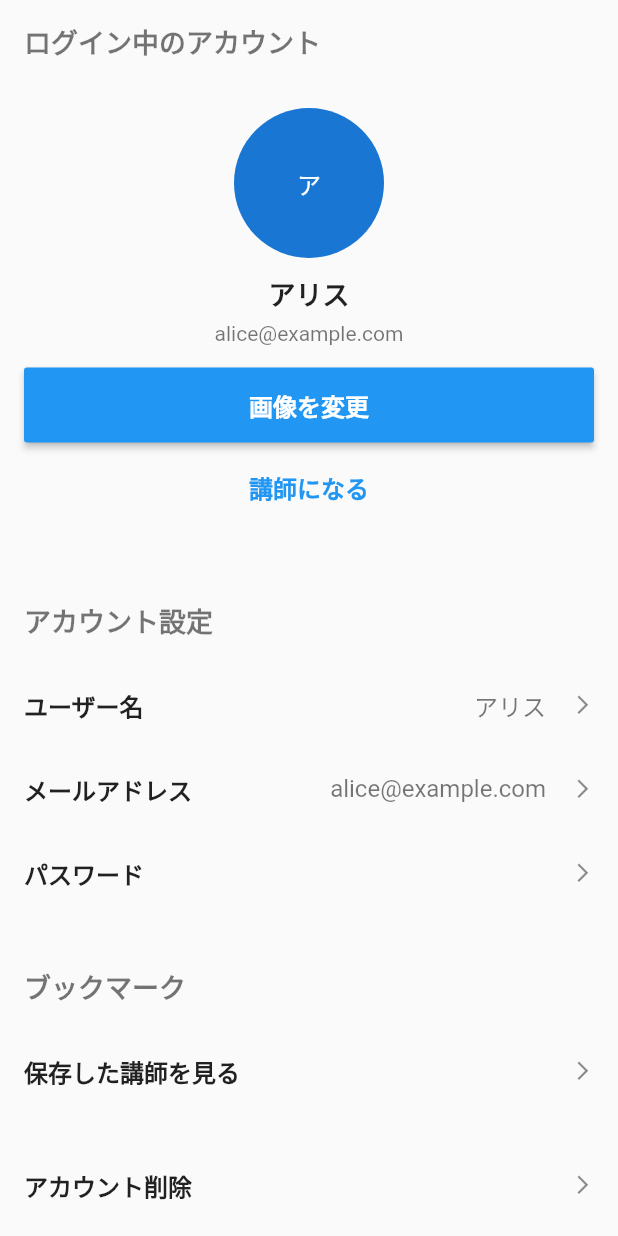
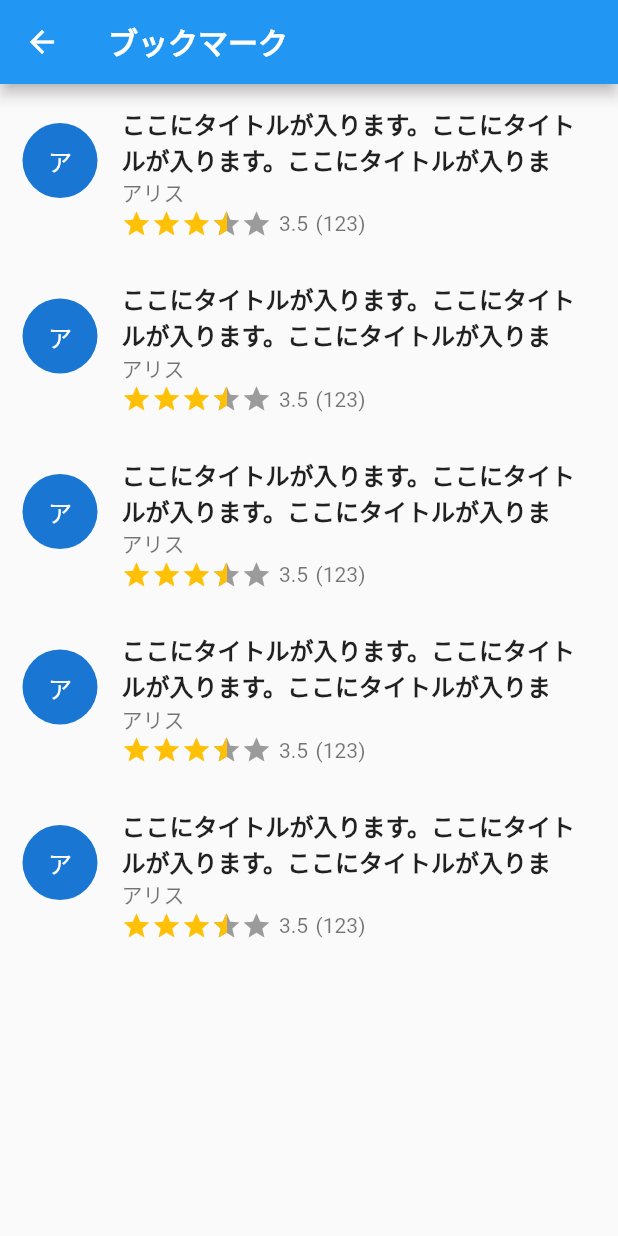
Before and after one commit to ktnydi/taku_tore, a Flutter app: the Setting screen opened directly, after a tap on "保存した講師を見る", on a phone screen of 412 x 824 dp. Run offline on Flutter 3.47's test engine with Material 2 defaults, Android fonts, the phone set to English and light mode, and no system bars; drawn by our look-alikes of flutter_rating_bar; network calls fail.

Commit message:
Add bookmark page ui

```diff
--- /dev/null
+++ b/lib/bookmark/bookmark_page.dart
@@ -0,0 +1,92 @@
+import 'package:flutter/material.dart';
+import '../teature_detail/teature_detail_page.dart';
+import 'package:flutter_rating_bar/flutter_rating_bar.dart';
+
+class BookmarkList extends StatefulWidget {
+  @override
+  _BookmarkListState createState() => _BookmarkListState();
+}
+
+class _BookmarkListState extends State<BookmarkList> {
+  @override
+  Widget build(BuildContext context) {
+    return Scaffold(
+      appBar: AppBar(
+        title: Text(
+          'ブックマーク',
+          style: TextStyle(
+            fontWeight: FontWeight.bold,
+          ),
+        ),
+      ),
+      body: ListView.builder(
+        itemBuilder: (BuildContext context, int index) {
+          return BookmarkCell(index: index);
+        },
+        itemCount: 5,
+      ),
+    );
+  }
+}
+
+class BookmarkCell extends StatelessWidget {
+  BookmarkCell({
+    this.index,
+  });
+
+  final int index;
+  @override
+  Widget build(BuildContext context) {
+    return ListTile(
+      contentPadding: EdgeInsets.symmetric(
+        vertical: 10.0,
+        horizontal: 15.0,
+      ),
+      leading: CircleAvatar(
+        child: Text('アリス'[0]),
+        radius: 25,
+      ),
+      title: Text(
+        'ここにタイトルが入ります。ここにタイトルが入ります。ここにタイトルが入ります。',
+        maxLines: 2,
+        style: TextStyle(
+          fontWeight: FontWeight.bold,
+        ),
+      ),
+      subtitle: Column(
+        crossAxisAlignment: CrossAxisAlignment.start,
+        children: <Widget>[
+          Text('アリス'),
+          Row(
+            children: <Widget>[
+              RatingBar(
+                initialRating: 3.5,
+                allowHalfRating: true,
+                itemSize: 20,
+                itemBuilder: (BuildContext context, int index) {
+                  return Icon(
+                    Icons.star,
+                    color: Colors.amber,
+                  );
+                },
+                onRatingUpdate: (_) {},
+              ),
+              SizedBox(width: 5),
+              Text('3.5'),
+              SizedBox(width: 5),
+              Text('(123)'),
+            ],
+          ),
+        ],
+      ),
+      onTap: () {
+        Navigator.push(
+          context,
+          MaterialPageRoute(
+            builder: (BuildContext context) => TeatureDetail(index: index),
+          ),
+        );
+      },
+    );
+  }
+}
--- a/lib/setting/setting_page.dart
+++ b/lib/setting/setting_page.dart
@@ -2,6 +2,7 @@ import 'package:flutter/material.dart';
 import '../setting_name/setting_name_page.dart';
 import '../setting_email/setting_email_page.dart';
 import '../setting_password/setting_password_page.dart';
+import '../bookmark/bookmark_page.dart';
 
 class Setting extends StatelessWidget {
   @override
@@ -263,6 +264,12 @@ class Bookmark extends StatelessWidget {
             ),
             onTap: () {
               // TODO: Add Navigation.
+              Navigator.push(
+                context,
+                MaterialPageRoute(
+                  builder: (BuildContext context) => BookmarkList(),
+                ),
+              );
             },
           ),
         ],
```
